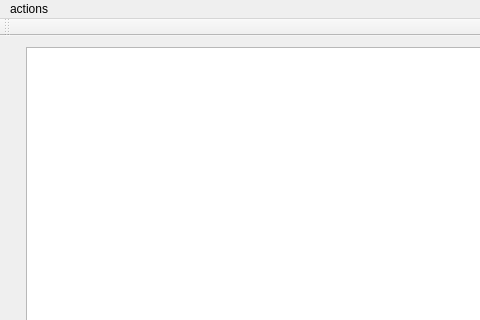
Old version of the form mainwindow.ui in the repository demiurg337/qt-cmake; both pictures show x 0 to 480 and y 0 to 320 of the 807 by 434 pixel window.
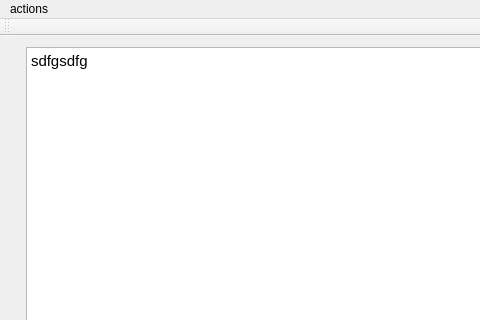
New version of the form.

Commit message: New Textarea element

The edit to the form file:
```diff
--- a/mainwindow.ui
+++ b/mainwindow.ui
@@ -24,7 +24,7 @@
      </rect>
     </property>
    </widget>
-   <widget class="QWidget" name="">
+   <widget class="QWidget" name="layoutWidget">
     <property name="geometry">
      <rect>
       <x>15</x>
@@ -35,7 +35,15 @@
     </property>
     <layout class="QVBoxLayout" name="verticalLayout">
      <item>
-      <widget class="QListView" name="listView"/>
+      <widget class="QTextBrowser" name="chatMessages">
+       <property name="html">
+        <string>&lt;!DOCTYPE HTML PUBLIC &quot;-//W3C//DTD HTML 4.0//EN&quot; &quot;http://www.w3.org/TR/REC-html40/strict.dtd&quot;&gt;
+&lt;html&gt;&lt;head&gt;&lt;meta name=&quot;qrichtext&quot; content=&quot;1&quot; /&gt;&lt;style type=&quot;text/css&quot;&gt;
+p, li { white-space: pre-wrap; }
+&lt;/style&gt;&lt;/head&gt;&lt;body style=&quot; font-family:'Ubuntu'; font-size:11pt; font-weight:400; font-style:normal;&quot;&gt;
+&lt;p style=&quot; margin-top:0px; margin-bottom:0px; margin-left:0px; margin-right:0px; -qt-block-indent:0; text-indent:0px;&quot;&gt;sdfgsdfg&lt;/p&gt;&lt;/body&gt;&lt;/html&gt;</string>
+       </property>
+      </widget>
      </item>
      <item>
       <widget class="QPushButton" name="sendMsgButton">
```
The commit also changes 1 other file.
